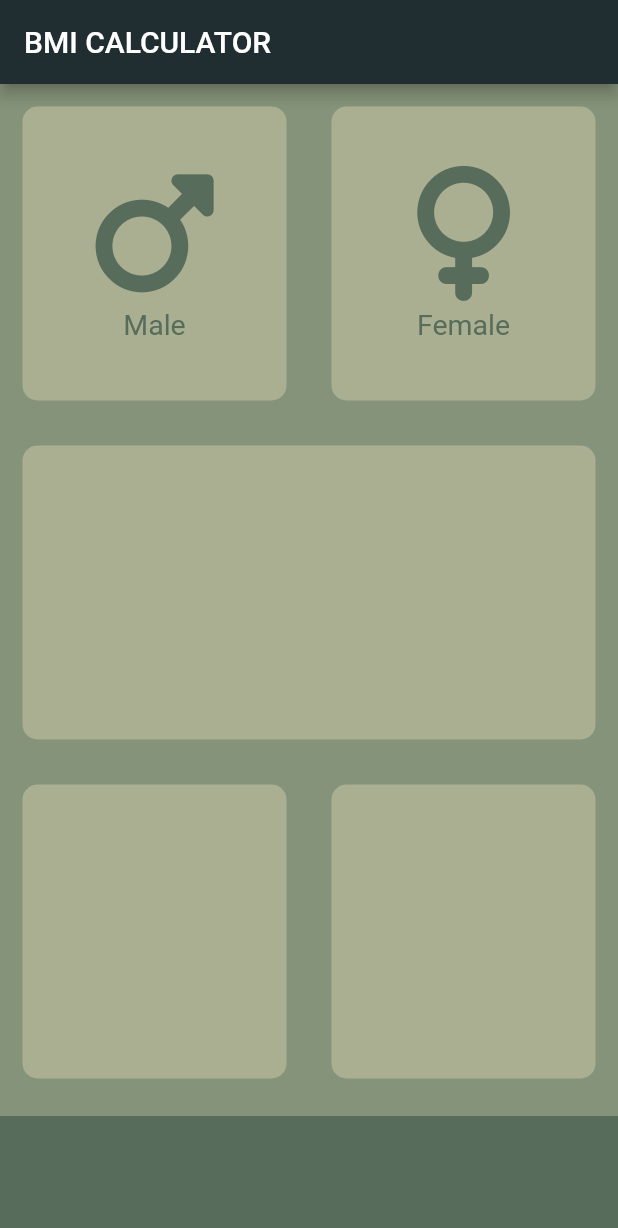
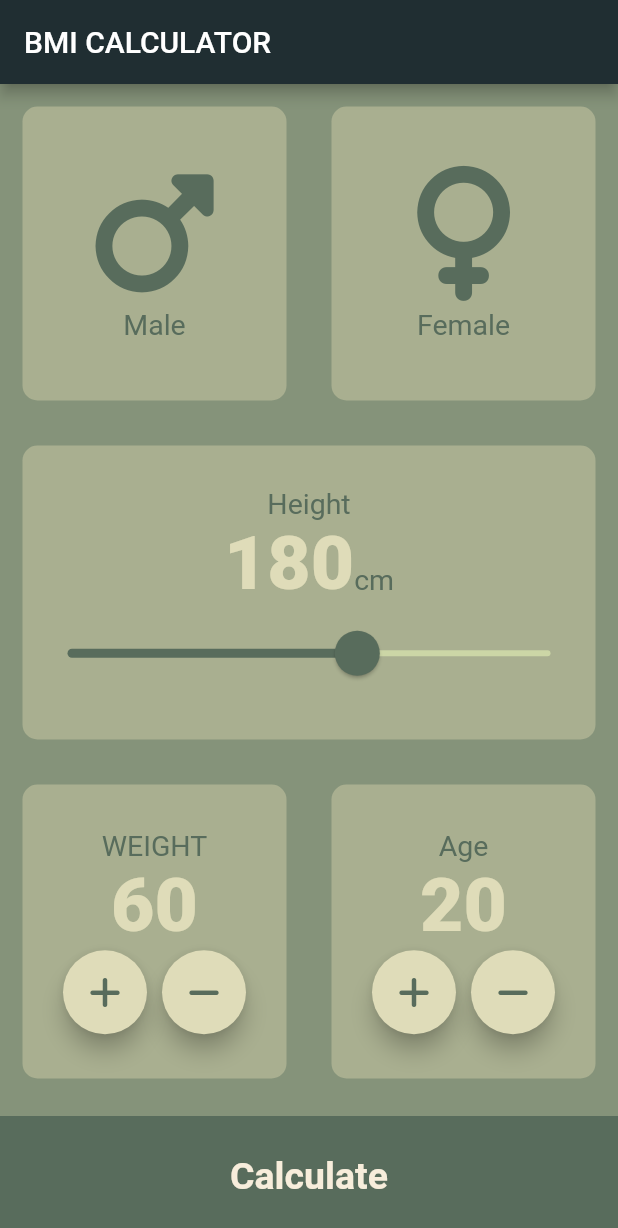
Before and after one commit to flutclass/flu_j1_Repo, a Flutter app: the screen it shows after launch, on a phone screen of 412 x 824 dp. Shown: the top 1228 px of the screen. Run offline on Flutter 3.47's test engine with Material 2 defaults, Android fonts, the light colour scheme and no system bars; our stand-ins replace audioplayers, font_awesome_flutter, liquid_pull_to_refresh, page_transition, slide_to_act, swipeable_button_view.

Commit message:
bmi full

```diff
--- /dev/null
+++ b/bmi_cal_full/lib/components/bottom_button.dart
@@ -0,0 +1,30 @@
+import 'package:flutter/material.dart';
+import '../constants.dart';
+class BottomButton extends StatelessWidget {
+
+  BottomButton({required this.onTap,required this.buttonTitle});
+  final String buttonTitle;
+  final VoidCallback onTap;
+
+  @override
+  Widget build(BuildContext context) {
+    return GestureDetector(
+      onTap: onTap,
+      child: Container(
+        child: Center(
+          child: Text(
+            buttonTitle,
+            style: TextStyle(
+                color: Color(0xFFF7EDDB),
+                fontSize: 25,
+                fontWeight: FontWeight.bold),
+          ),
+        ),
+        color: KButton_color,
+        margin: EdgeInsets.only(top: 10),
+        width: double.infinity,
+        height: Kbutton_container_hieght,
+      ),
+    );
+  }
+}
--- a/bmi_cal_full/lib/icon_content.dart
+++ b/bmi_cal_full/lib/components/icon_content.dart
@@ -1,9 +1,7 @@
 import 'package:flutter/material.dart';
+import '../constants.dart';
 
 
-const labelTextStyle = TextStyle(
-    fontSize: 19,color: Color(0xFF586c5c)
-);
 class icon_content extends StatelessWidget {
 
   icon_content({required this.icon,required this.label});
@@ -24,7 +22,7 @@ class icon_content extends StatelessWidget {
           height: 5,
 
         ),
-        Text(label,style:labelTextStyle )
+        Text(label,style:KLabelTextStyle )
       ],
     );
   }
--- /dev/null
+++ b/bmi_cal_full/lib/components/reusable_card.dart
@@ -0,0 +1,22 @@
+
+import 'package:flutter/material.dart';
+
+class ReusableCard extends StatelessWidget {
+  ReusableCard({required this.color, this.cardChild, required this.onPress});
+  final Color color;
+  final Widget? cardChild;
+  final Function onPress;
+
+  @override
+  Widget build(BuildContext context) {
+    return GestureDetector(
+      onTap: onPress(),
+      child: Container(
+        child: cardChild,
+        margin: EdgeInsets.all(15),
+        decoration: BoxDecoration(
+            color: color, borderRadius: BorderRadius.circular(10)),
+      ),
+    );
+  }
+}
--- /dev/null
+++ b/bmi_cal_full/lib/components/round_icon_button.dart
@@ -0,0 +1,25 @@
+
+import 'package:flutter/material.dart';
+import '../constants.dart';
+class RoundIconButton extends StatelessWidget {
+  RoundIconButton({this.icon, this.iconColor, required this.onPress});
+  final IconData? icon;
+  final Color? iconColor;
+  final VoidCallback onPress;
+  @override
+  Widget build(BuildContext context) {
+    return RawMaterialButton(
+      onPressed: onPress,
+      // onPressed: onPress,
+      // onPressed: onPressed(),
+      child: Icon(icon, color: iconColor),
+      elevation: 6,
+      constraints: BoxConstraints.tightFor(
+        width: 56.0,
+        height: 56.0,
+      ),
+      shape: CircleBorder(),
+      fillColor: Color(0xFFdfdcb9),
+    );
+  }
+}
--- /dev/null
+++ b/bmi_cal_full/lib/constants.dart
@@ -0,0 +1,26 @@
+import 'package:flutter/material.dart';
+
+const KtitleTextStyle = TextStyle(
+  fontSize: 50,
+  fontWeight: FontWeight.bold
+);
+const KLabelTextStyle = TextStyle(
+    fontSize: 19,color: Color(0xFF586c5c)
+);
+const Kbutton_container_hieght = 80.0;
+const KActive_color = Color(0xFFF7EDDB);
+const KButton_color = Color(0xFF586c5c);
+const KInactive_card_color = Color(0xFFa9af90);
+const KNumberTextStyle = TextStyle(
+  fontSize: 50,
+  fontWeight: FontWeight.w900
+);
+const KbodyTextStyle = TextStyle(
+  fontSize: 22,
+  color: Colors.black
+);
+const resultTextStyle = TextStyle(
+  color: Color(0xFF2e9599),
+  fontSize: 22,
+  fontWeight: FontWeight.bold
+);
--- a/bmi_cal_full/lib/input_page.dart
+++ /dev/null
@@ -1,125 +0,0 @@
-import 'package:flutter/material.dart';
-import 'package:font_awesome_flutter/font_awesome_flutter.dart';
-import 'reusable_card.dart';
-import 'icon_content.dart';
-
-const button_container_hieght = 80.0;
-const active_color = Color(0xFFF7EDDB);
-const button_color = Color(0xFF586c5c);
-const inactive_cardcolor = Color(0xFFa9af90);
-enum Gender {male,female}
-
-
-class InputPage extends StatefulWidget {
-  @override
-  _InputPageState createState() => _InputPageState();
-}
-
-
-
-
-class _InputPageState extends State<InputPage> {
-  Color MalecardColor = inactive_cardcolor ;
-  Color FemalecardColor = inactive_cardcolor;
-  Gender? selected_gender;
-  // void updateColor(Gender selectedgender){
-  //   if(selectedgender==Gender.male){
-  //     if(MalecardColor==inactive_cardcolor){
-  //       MalecardColor=active_color;
-  //       FemalecardColor=inactive_cardcolor;
-  //     }
-  //     else{
-  //       MalecardColor = inactive_cardcolor;
-  //     }
-  //   }
-  //   if(selectedgender==Gender.female){
-  //     if(FemalecardColor==inactive_cardcolor){
-  //       FemalecardColor=active_color;
-  //       MalecardColor=inactive_cardcolor;
-  //     }
-  //     else{
-  //       FemalecardColor = inactive_cardcolor;
-  //     }
-  //   }
-  // }
-  @override
-  Widget build(BuildContext context) {
-    return Scaffold(
-        appBar: AppBar(
-          backgroundColor: Color(0xFF202e32),
-          title: Text('BMI CALCULATOR'),
-        ),
-        body: Column(
-          crossAxisAlignment: CrossAxisAlignment.stretch,
-          children: [
-            Expanded(
-              child: Row(
-                children: [
-                  Expanded(
-                    child: GestureDetector(
-                      onTap: (){
-                        setState(() {
-                         selected_gender =Gender.male;
-                        });
-
-                      },
-                      child: ReusableCard(
-                        color: selected_gender==Gender.male ? active_color : inactive_cardcolor ,
-                        cardChild: icon_content(
-                          icon: FontAwesomeIcons.mars,
-                          label: 'Male',
-                        )
-
-                      ),
-                    )
-                  ),
-                  Expanded(
-                    child: GestureDetector(
-                      onTap: (){
-                        setState(() {
-                          selected_gender =Gender.female;
-                        });
-
-                      },
-                      child: ReusableCard(
-                          color: selected_gender==Gender.female ? active_color : inactive_cardcolor,
-                        cardChild: icon_content(
-                          icon: FontAwesomeIcons.venus ,
-                          label: 'Female',
-
-                        ),
-                      ),
-                    ),
-                  ),
-                ],
-              ),
-            ),
-            Expanded(child: ReusableCard(
-                color: inactive_cardcolor
-            )),
-            Expanded(
-              child: Row(
-                children: [
-                  Expanded(child: ReusableCard(
-                      color: inactive_cardcolor
-                  ),),
-
-                  Expanded(
-                    child: ReusableCard(
-                        color: inactive_cardcolor
-                    )
-                  )
-                ],
-              ),
-
-            ),
-            Container(
-              color: button_color,
-              margin: EdgeInsets.only(top: 10),
-              width: double.infinity,
-              height: button_container_hieght,
-            )
-          ],
-        ));
-  }
-}
--- a/bmi_cal_full/lib/main.dart
+++ b/bmi_cal_full/lib/main.dart
@@ -1,5 +1,5 @@
 import 'package:flutter/material.dart';
-import 'input_page.dart';
+import 'screens/input_page.dart';
 void main() => runApp(BMICalculator());
 
 class BMICalculator extends StatelessWidget {
--- a/bmi_cal_full/lib/reusable_card.dart
+++ /dev/null
@@ -1,18 +0,0 @@
-
-import 'package:flutter/material.dart';
-
-class ReusableCard extends StatelessWidget {
-  ReusableCard({required this.color, this.cardChild});
-  final Color color;
-  final Widget? cardChild;
-
-  @override
-  Widget build(BuildContext context) {
-    return Container(
-      child: cardChild,
-      margin: EdgeInsets.all(15),
-      decoration: BoxDecoration(
-          color: color, borderRadius: BorderRadius.circular(10)),
-    );
-  }
-}
--- /dev/null
+++ b/bmi_cal_full/lib/screens/input_page.dart
@@ -0,0 +1,230 @@
+import 'package:flutter/material.dart';
+import 'package:font_awesome_flutter/font_awesome_flutter.dart';
+import '../components/reusable_card.dart';
+import '../components/icon_content.dart';
+import 'package:slide_to_act/slide_to_act.dart';
+import 'package:swipeable_button_view/swipeable_button_view.dart';
+import 'package:page_transition/page_transition.dart';
+import '../constants.dart';
+import 'result_page.dart';
+import '../components/bottom_button.dart';
+import '../components/round_icon_button.dart';
+enum Gender { male, female }
+
+class InputPage extends StatefulWidget {
+  @override
+  _InputPageState createState() => _InputPageState();
+}
+
+class _InputPageState extends State<InputPage> {
+  Color MalecardColor = KInactive_card_color;
+  Color FemalecardColor = KInactive_card_color;
+  Gender? selected_gender;
+  int height = 180;
+  int weight = 60;
+  int age = 20;
+  // void updateColor(Gender selectedgender){
+  //   if(selectedgender==Gender.male){
+  //     if(MalecardColor==inactive_cardcolor){
+  //       MalecardColor=active_color;
+  //       FemalecardColor=inactive_cardcolor;
+  //     }
+  //     else{
+  //       MalecardColor = inactive_cardcolor;
+  //     }
+  //   }
+  //   if(selectedgender==Gender.female){
+  //     if(FemalecardColor==inactive_cardcolor){
+  //       FemalecardColor=active_color;
+  //       MalecardColor=inactive_cardcolor;
+  //     }
+  //     else{
+  //       FemalecardColor = inactive_cardcolor;
+  //     }
+  //   }
+  // }
+  @override
+  Widget build(BuildContext context) {
+    return Scaffold(
+        appBar: AppBar(
+          backgroundColor: Color(0xFF202e32),
+          title: Text('BMI CALCULATOR'),
+        ),
+        body: Column(
+          crossAxisAlignment: CrossAxisAlignment.stretch,
+          children: [
+            Expanded(
+              child: Row(
+                children: [
+                  Expanded(
+                      child: GestureDetector(
+                    onTap: () {
+                      setState(() {
+                        selected_gender = Gender.male;
+                      });
+                    },
+                    child: ReusableCard(
+                        onPress: () {},
+                        color: selected_gender == Gender.male
+                            ? KActive_color
+                            : KInactive_card_color,
+                        cardChild: icon_content(
+                          icon: FontAwesomeIcons.mars,
+                          label: 'Male',
+                        )),
+                  )),
+                  Expanded(
+                    child: GestureDetector(
+                      onTap: () {
+                        setState(() {
+                          selected_gender = Gender.female;
+                        });
+                      },
+                      child: ReusableCard(
+                        onPress: () {},
+                        color: selected_gender == Gender.female
+                            ? KActive_color
+                            : KInactive_card_color,
+                        cardChild: icon_content(
+                          icon: FontAwesomeIcons.venus,
+                          label: 'Female',
+                        ),
+                      ),
+                    ),
+                  ),
+                ],
+              ),
+            ),
+            Expanded(
+                child: ReusableCard(
+              onPress: () {},
+              color: KInactive_card_color,
+              cardChild: Column(
+                mainAxisAlignment: MainAxisAlignment.center,
+                children: [
+                  Text("Height", style: KLabelTextStyle),
+                  Row(
+                    mainAxisAlignment: MainAxisAlignment.center,
+                    crossAxisAlignment: CrossAxisAlignment.baseline,
+                    textBaseline: TextBaseline.alphabetic,
+                    children: [
+                      Text(height.toString(), style: KNumberTextStyle),
+                      Text('cm', style: KLabelTextStyle)
+                    ],
+                  ),
+                  SliderTheme(
+                    data: SliderTheme.of(context).copyWith(
+                        thumbShape:
+                            RoundSliderThumbShape(enabledThumbRadius: 15),
+                        overlayShape:
+                            RoundSliderOverlayShape(overlayRadius: 30)),
+                    child: Slider(
+                        value: height.toDouble(),
+                        min: 120.0,
+                        max: 220.0,
+                        activeColor: Color(0xFF586c5c),
+                        inactiveColor: Color(0xFFCCD6A6),
+                        onChanged: (double Newvalue) {
+                          setState(() {
+                            height = Newvalue.round();
+                          });
+                        }),
+                  ),
+                ],
+              ),
+            )),
+            Expanded(
+              child: Row(
+                children: [
+                  Expanded(
+                    child: ReusableCard(
+                      onPress: () {},
+                      color: KInactive_card_color,
+                      cardChild: Column(
+                        mainAxisAlignment: MainAxisAlignment.center,
+                        children: [
+                          Text("WEIGHT", style: KLabelTextStyle),
+                          Text(weight.toString(), style: KNumberTextStyle),
+                          Row(
+                            mainAxisAlignment: MainAxisAlignment.center,
+                            children: [
+                              RoundIconButton(
+                                onPress: () {
+                                  setState(() {
+                                    weight++;
+                                  });
+                                },
+                                icon: FontAwesomeIcons.plus,
+                                iconColor: KButton_color,
+                              ),
+                              SizedBox(width: 10),
+                              RoundIconButton(
+                                onPress: () {
+                                  setState(() {
+                                    weight--;
+                                  });
+                                },
+                                icon: FontAwesomeIcons.minus,
+                                iconColor: KButton_color,
+                              ),
+                            ],
+                          )
+                        ],
+                      ),
+                    ),
+                  ),
+                  Expanded(
+                    child: ReusableCard(
+                      onPress: () {},
+                      color: KInactive_card_color,
+                      cardChild: Column(
+                        mainAxisAlignment: MainAxisAlignment.center,
+                        children: [
+                          Text("Age", style: KLabelTextStyle),
+                          Text(age.toString(), style: KNumberTextStyle),
+                          Row(
+                            mainAxisAlignment: MainAxisAlignment.center,
+                            children: [
+                              RoundIconButton(
+                                onPress: () {
+                                  setState(() {
+                                    age++;
+                                  });
+                                },
+                                icon: FontAwesomeIcons.plus,
+                                iconColor: KButton_color,
+                              ),
+                              SizedBox(width: 10),
+                              RoundIconButton(
+                                onPress: () {
+                                  setState(() {
+                                    age--;
+                                  });
+                                },
+                                icon: FontAwesomeIcons.minus,
+                                iconColor: KButton_color,
+                              ),
+                            ],
+                          )
+                        ],
+                      ),
+                    ),
+                  )
+                ],
+              ),
+            ),
+            BottomButton(
+              buttonTitle: "Calculate",
+              onTap: (){
+                Navigator.push(
+                  context,
+                  MaterialPageRoute(
+                    builder: (context) => Result_page(),
+                  ),
+                );
+              },
+            )
+          ],
+        ));
+  }
+}
--- /dev/null
+++ b/bmi_cal_full/lib/screens/result_page.dart
@@ -0,0 +1,51 @@
+import 'package:flutter/material.dart';
+import '../constants.dart';
+import '../components/reusable_card.dart';
+import '../components/bottom_button.dart';
+
+class Result_page extends StatelessWidget {
+  const Result_page({Key? key}) : super(key: key);
+
+  @override
+  Widget build(BuildContext context) {
+    return Scaffold(
+      appBar: AppBar(
+        title: Text("BMI Calc"),
+      ),
+      body: Column(
+        mainAxisAlignment: MainAxisAlignment.spaceEvenly,
+        crossAxisAlignment: CrossAxisAlignment.stretch,
+        children: [
+          Expanded(
+            child: Container(
+              padding: EdgeInsets.all(15),
+              alignment: Alignment.bottomLeft,
+              child: Text("Your Result", style: KtitleTextStyle),
+            ),
+          ),
+          Expanded(
+            flex: 5,
+            child: ReusableCard(
+              onPress: () {},
+              color: KActive_color,
+              cardChild: Column(
+                mainAxisAlignment: MainAxisAlignment.spaceEvenly,
+                crossAxisAlignment: CrossAxisAlignment.center,
+                children: [
+                  Text('Normal', style: resultTextStyle),
+                  Text('18', style: KNumberTextStyle),
+                  Text('شما خیلی لاغری خوش به حالت', style: KbodyTextStyle),
+                ],
+              ),
+            ),
+          ),
+          BottomButton(
+              onTap: () {
+                Navigator.pop(context);
+              },
+              buttonTitle: "ReCalculate")
+        ],
+      ),
+    );
+  }
+}
--- a/bmi_cal_full/pubspec.yaml
+++ b/bmi_cal_full/pubspec.yaml
@@ -35,6 +35,9 @@ dependencies:
   # Use with the CupertinoIcons class for iOS style icons.
   cupertino_icons: ^1.0.2
   font_awesome_flutter: ^10.1.0
+  slide_to_act: ^2.0.1
+  swipeable_button_view: ^0.0.2
+  page_transition: ^2.0.9
 
 dev_dependencies:
   flutter_test:
```
Also changed, not shown: bmi_cal_full/pubspec.lock.
